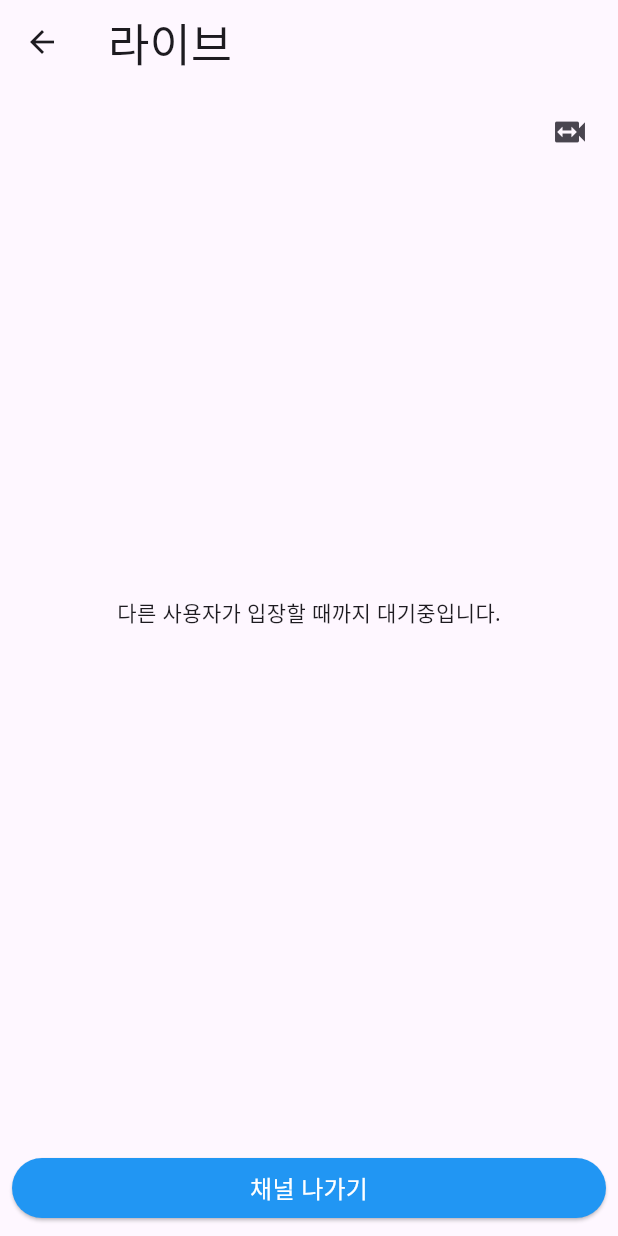
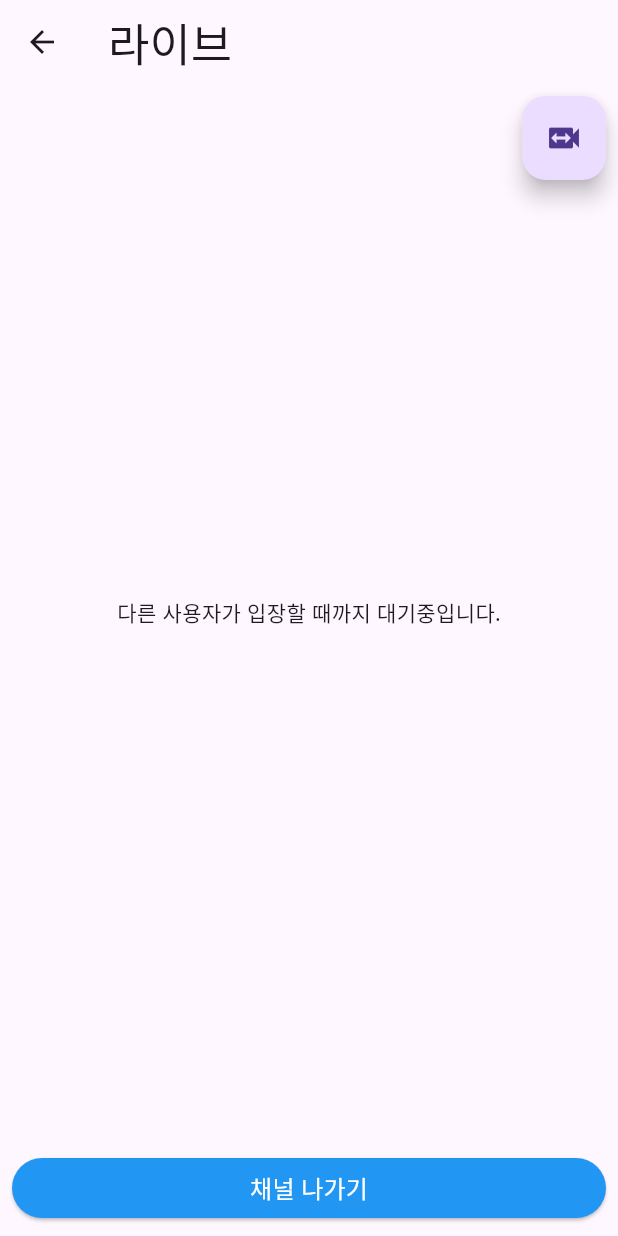
Before and after one commit to torder-raven/live_video_call, a Flutter app: the CameraScreen screen opened directly, on a phone screen of 412 x 824 dp. Run offline on Flutter 3.47's test engine with Material 3 defaults, Android fonts, the phone set to English and light mode, and no system bars; our stand-ins replace permission_handler; missing offline and left inert: agora_rtc_engine.

Commit message:
add: TCD-4038 - change switch button
- switch 버튼 FloatingActionButton으로 변경

```diff
--- a/lib/screen/camera/camera_screen.dart
+++ b/lib/screen/camera/camera_screen.dart
@@ -201,9 +201,9 @@ class _CameraScreenState extends State<CameraScreen> {
     return Positioned(
       right: 8.0,
       top: 8.0,
-      child: IconButton(
+      child: FloatingActionButton(
         onPressed: onSwitchVideo,
-        icon: const Icon(Icons.switch_video),
+        child: const Icon(Icons.switch_video),
       ),
     );
   }
```
